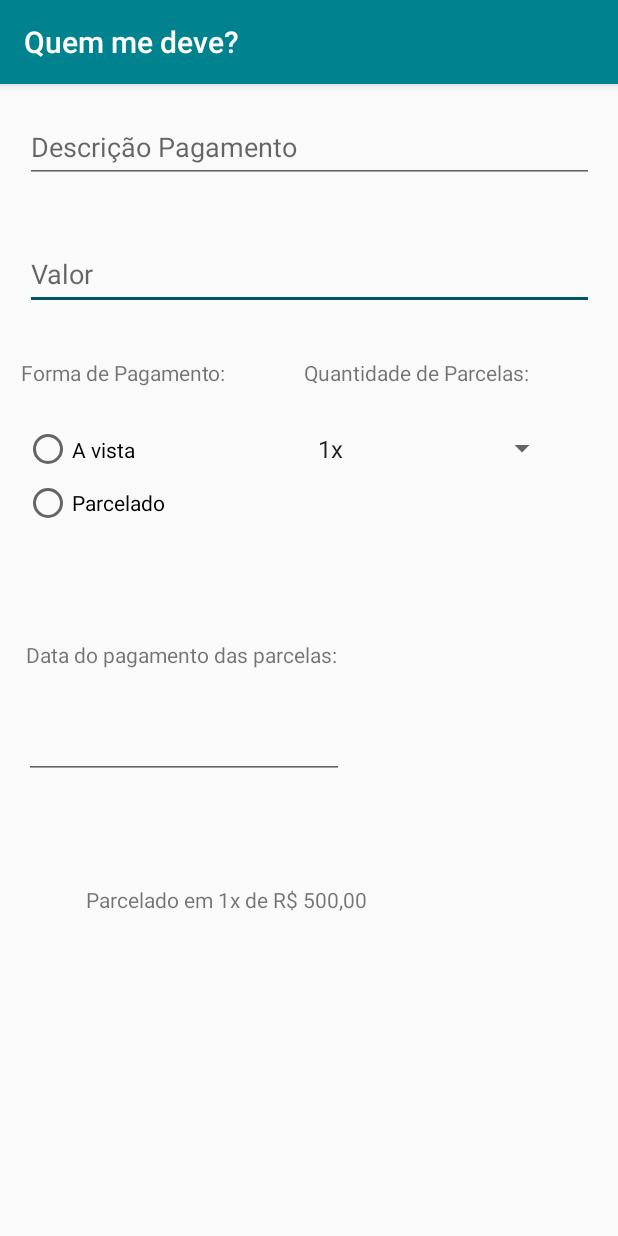
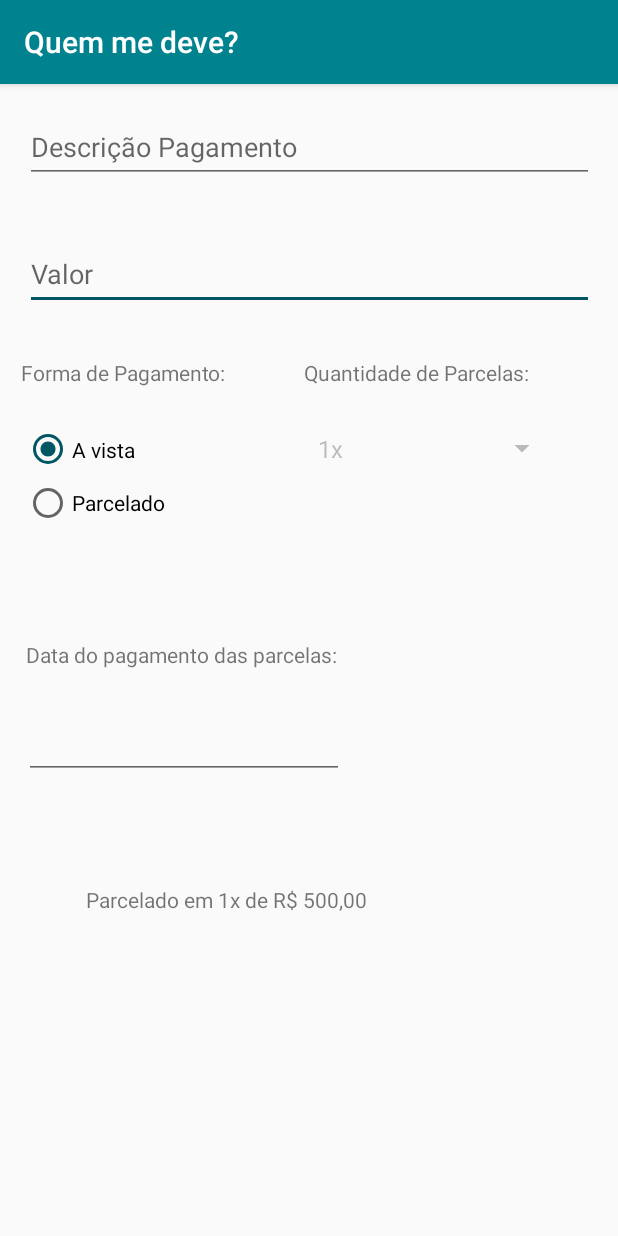
Before and after one commit to henriquerocha2004/quemmedeve, an Android app: the screen it shows after launch (AddPayment), on a phone screen of 412 x 824 dp. Run offline under Robolectric (Android 15) with nearby library versions, the phone set to English and light mode, and no system bars; Roboto replaces fonts that are not available here.

```diff
--- a/app/src/main/java/com/jml/quemmedeve/AddPayment.java
+++ b/app/src/main/java/com/jml/quemmedeve/AddPayment.java
@@ -2,22 +2,93 @@ package com.jml.quemmedeve;
 
 import android.os.Bundle;
 import android.support.v7.app.AppCompatActivity;
+import android.view.View;
+import android.widget.AdapterView;
 import android.widget.ArrayAdapter;
+import android.widget.EditText;
+import android.widget.RadioButton;
+import android.widget.RadioGroup;
 import android.widget.Spinner;
+import android.widget.Toast;
 
 public class AddPayment extends AppCompatActivity {
 
 
-    private Spinner spPaymentForm;
+    private Spinner spPaymentSplit;
+    private RadioGroup rdGrpFormPay;
+    private EditText txtValueFull;
+    private int valorParcelado;
 
 
     @Override
     protected void onCreate(Bundle savedInstanceState) {
         super.onCreate(savedInstanceState);
         setContentView(R.layout.add_payment);
-        spPaymentForm = findViewById(R.id.spPaymentForm);
+        mountSpinner();
+        eventFormPayment();
+    }
+
+
+    // Função responsável por mountar o Spinner com as opções.
+    private void mountSpinner(){
+        spPaymentSplit = findViewById(R.id.spPaymentForm);
         ArrayAdapter<CharSequence> adapter = ArrayAdapter.createFromResource(this, R.array.payments_options, android.R.layout.simple_spinner_item);
         adapter.setDropDownViewResource(android.R.layout.simple_spinner_dropdown_item);
-        spPaymentForm.setAdapter(adapter);
+        spPaymentSplit.setEnabled(false);
+        spPaymentSplit.setAdapter(adapter);
+        eventCalculateSplits();
     }
+
+    //Função responsável por gerir os radios buttons e seus eventos relacionados
+    private void eventFormPayment(){
+        rdGrpFormPay = findViewById(R.id.rdGrpFormPay);
+
+        rdGrpFormPay.setOnCheckedChangeListener(new RadioGroup.OnCheckedChangeListener() {
+            @Override
+            public void onCheckedChanged(RadioGroup group, int checkedId) {
+
+                View rdBtn = rdGrpFormPay.findViewById(checkedId);
+                int index = rdGrpFormPay.indexOfChild(rdBtn);
+
+                if(index == 0){
+                    spPaymentSplit.setEnabled(false);
+                }else{
+                    spPaymentSplit.setEnabled(true);
+                }
+            }
+        });
+    }
+
+    private void eventCalculateSplits(){
+
+        txtValueFull = findViewById(R.id.txtValueFull);
+
+        spPaymentSplit.setOnItemSelectedListener(new AdapterView.OnItemSelectedListener() {
+            @Override
+            public void onItemSelected(AdapterView<?> parent, View view, int position, long id) {
+
+                System.out.println(txtValueFull.getText());
+
+                if(txtValueFull.getText().equals(null)){
+                    Toast.makeText(getApplicationContext(), "Informe um valor para fazer o parcelamento!", Toast.LENGTH_LONG).show();
+                }else{
+
+                    Object item = parent.getSelectedItem();
+
+
+
+                }
+            }
+
+            @Override
+            public void onNothingSelected(AdapterView<?> parent) {
+
+            }
+        });
+
+
+
+    }
+
+
 }
--- a/app/src/main/res/layout/add_payment.xml
+++ b/app/src/main/res/layout/add_payment.xml
@@ -96,14 +96,15 @@
         app:layout_constraintVertical_bias="0.239">
 
         <RadioButton
-            android:id="@+id/radioButton3"
-            android:layout_width="match_parent"
+            android:id="@+id/rdButtomAvista"
+            android:layout_width="130dp"
             android:layout_height="wrap_content"
             android:layout_weight="1"
+            android:checked="true"
             android:text="A vista" />
 
         <RadioButton
-            android:id="@+id/radioButton4"
+            android:id="@+id/radioButtomParcelado"
             android:layout_width="match_parent"
             android:layout_height="wrap_content"
             android:layout_weight="1"
--- a/app/src/main/res/values/strings.xml
+++ b/app/src/main/res/values/strings.xml
@@ -9,5 +9,14 @@
         <item>1x</item>
         <item>2x</item>
         <item>3x</item>
+        <item>4x</item>
+        <item>5x</item>
+        <item>6x</item>
+        <item>7x</item>
+        <item>8x</item>
+        <item>9x</item>
+        <item>10x</item>
+        <item>11x</item>
+        <item>12x</item>
     </string-array>
 </resources>
```
